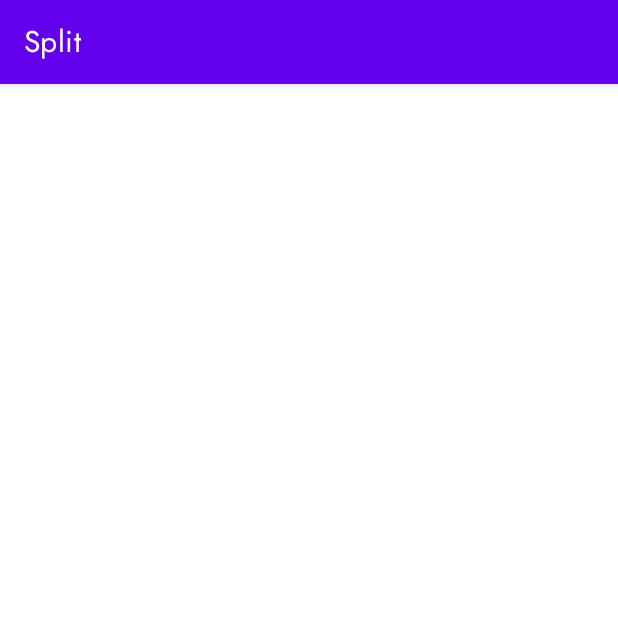
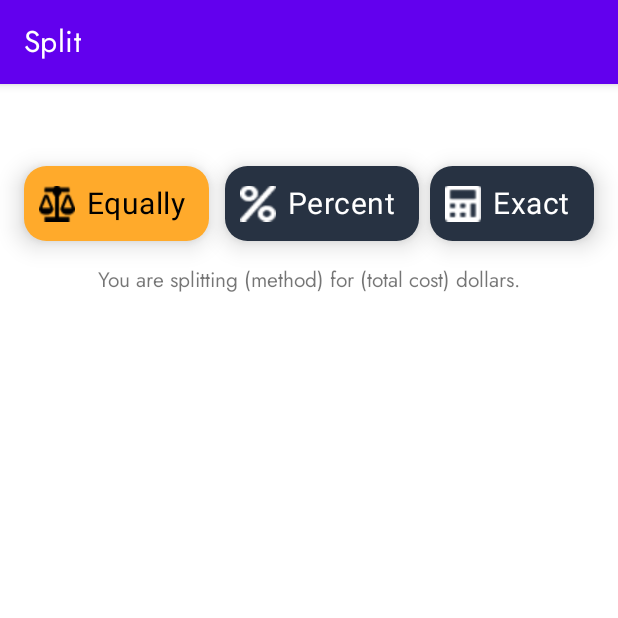
Before and after one commit to RosaGao/split-app-uima, an Android app: the SplitMethod screen opened directly, with no data from a screen before it, on a phone screen of 412 x 824 dp, the top half of it. Run offline under Robolectric (Android 15) with nearby library versions, the phone set to English and light mode, and no system bars.

Commit message:
basic layout for split method page

```diff
--- a/app/src/main/res/layout/activity_split_method.xml
+++ b/app/src/main/res/layout/activity_split_method.xml
@@ -4,6 +4,83 @@
     xmlns:tools="http://schemas.android.com/tools"
     android:layout_width="match_parent"
     android:layout_height="match_parent"
+    android:elevation="10dp"
     tools:context=".SplitMethod">
 
+    <com.google.android.material.chip.Chip
+        android:id="@+id/equal_split_method_chip"
+        android:layout_width="wrap_content"
+        android:layout_height="wrap_content"
+        android:elevation="10dp"
+        android:fontFamily="@font/Jost"
+        android:text="Equally"
+        android:textColor="@color/black"
+        android:textSize="20sp"
+        app:chipBackgroundColor="@color/yellow"
+        app:chipCornerRadius="15dp"
+        app:chipEndPadding="10dp"
+        app:chipIcon="@drawable/equalsplit_icon"
+        app:chipMinHeight="50dp"
+        app:chipStartPadding="10dp"
+        app:layout_constraintBottom_toBottomOf="parent"
+        app:layout_constraintEnd_toEndOf="parent"
+        app:layout_constraintHorizontal_bias="0.055"
+        app:layout_constraintStart_toStartOf="parent"
+        app:layout_constraintTop_toTopOf="parent"
+        app:layout_constraintVertical_bias="0.076" />
+
+    <com.google.android.material.chip.Chip
+        android:id="@+id/percentage_split_method_chip"
+        android:layout_width="wrap_content"
+        android:layout_height="wrap_content"
+        android:elevation="10dp"
+        android:fontFamily="@font/Jost"
+        android:text="Percent"
+        android:textColor="@color/white"
+        android:textSize="20sp"
+        app:chipBackgroundColor="@color/darkblue"
+        app:chipCornerRadius="15dp"
+        app:chipEndPadding="10dp"
+        app:chipIcon="@drawable/percentsplit_icon"
+        app:chipMinHeight="50dp"
+        app:chipStartPadding="10dp"
+        app:layout_constraintBottom_toBottomOf="parent"
+        app:layout_constraintEnd_toEndOf="parent"
+        app:layout_constraintHorizontal_bias="0.531"
+        app:layout_constraintStart_toStartOf="parent"
+        app:layout_constraintTop_toTopOf="parent"
+        app:layout_constraintVertical_bias="0.076" />
+
+    <com.google.android.material.chip.Chip
+        android:id="@+id/exact_split_method_chip"
+        android:layout_width="wrap_content"
+        android:layout_height="wrap_content"
+        android:elevation="10dp"
+        android:fontFamily="@font/Jost"
+        android:text="Exact"
+        android:textColor="@color/white"
+        android:textSize="20sp"
+        app:chipBackgroundColor="@color/darkblue"
+        app:chipCornerRadius="15dp"
+        app:chipEndPadding="10dp"
+        app:chipIcon="@drawable/exactsplit_icon"
+        app:chipMinHeight="50dp"
+        app:chipStartPadding="10dp"
+        app:layout_constraintBottom_toBottomOf="parent"
+        app:layout_constraintEnd_toEndOf="parent"
+        app:layout_constraintHorizontal_bias="0.947"
+        app:layout_constraintStart_toStartOf="parent"
+        app:layout_constraintTop_toTopOf="parent"
+        app:layout_constraintVertical_bias="0.076" />
+
+    <TextView
+        android:id="@+id/textView2"
+        android:layout_width="wrap_content"
+        android:layout_height="wrap_content"
+        android:layout_marginTop="15dp"
+        android:text="You are splitting (method) for (total cost) dollars."
+        app:layout_constraintEnd_toEndOf="parent"
+        app:layout_constraintStart_toStartOf="parent"
+        app:layout_constraintTop_toBottomOf="@+id/percentage_split_method_chip" />
+
 </androidx.constraintlayout.widget.ConstraintLayout>
```
Also changed, not shown: app/src/main/res/layout/activity_participant.xml (+14 -0 lines), app/src/main/res/drawable/equalsplit_icon.png (added), app/src/main/res/drawable/exactsplit_icon.png (added), app/src/main/res/drawable/percentsplit_icon.png (added).
